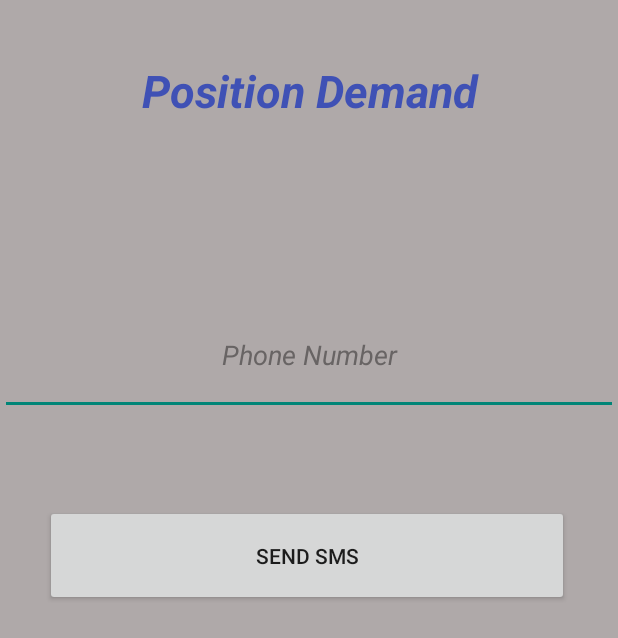
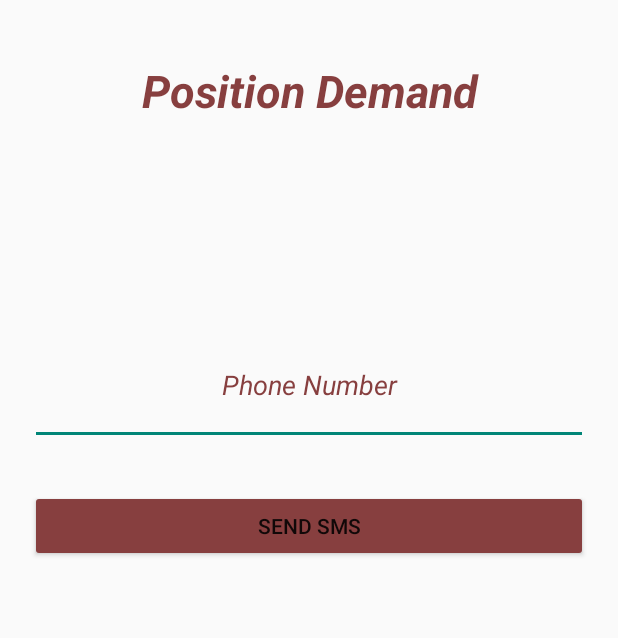
Before and after one commit to Ahlem-Am/FindMe, an Android app: the layout fragment_dashboard.xml on its own in the app's theme, with its tools: preview values and no code run, on a phone screen of 412 x 824 dp. Shown: the top 638 px of the screen. Run offline under Robolectric (Android 15) with nearby library versions, the phone set to English and light mode, and no system bars.

Commit message:
findme update

```diff
--- a/app/build.gradle
+++ b/app/build.gradle
@@ -5,7 +5,7 @@ plugins {
 
 android {
     namespace 'com.example.findme'
-    compileSdk 33
+    compileSdk 34
 
     defaultConfig {
         applicationId "com.example.findme"
--- a/app/src/main/AndroidManifest.xml
+++ b/app/src/main/AndroidManifest.xml
@@ -37,7 +37,7 @@
         -->
         <meta-data
             android:name="com.google.android.geo.API_KEY"
-            android:value="YOUR_API_KEY" />
+            android:value="AIzaSyA3J9FPEiB2youH2fLwq_cQs1YJE4AZ9_U" />
 
         <activity
             android:name=".MapsActivity"
--- a/app/src/main/java/com/example/findme/ui/home/HomeFragment.java
+++ b/app/src/main/java/com/example/findme/ui/home/HomeFragment.java
@@ -18,14 +18,11 @@ public class HomeFragment extends Fragment {
 
     public View onCreateView(@NonNull LayoutInflater inflater,
                              ViewGroup container, Bundle savedInstanceState) {
-        HomeViewModel homeViewModel =
-                new ViewModelProvider(this).get(HomeViewModel.class);
 
         binding = FragmentHomeBinding.inflate(inflater, container, false);
         View root = binding.getRoot();
 
         final TextView textView = binding.textHome;
-        homeViewModel.getText().observe(getViewLifecycleOwner(), textView::setText);
         return root;
     }
 
--- a/app/src/main/java/com/example/findme/ui/notifications/NotificationsFragment.java
+++ b/app/src/main/java/com/example/findme/ui/notifications/NotificationsFragment.java
@@ -18,14 +18,11 @@ public class NotificationsFragment extends Fragment {
 
     public View onCreateView(@NonNull LayoutInflater inflater,
                              ViewGroup container, Bundle savedInstanceState) {
-        NotificationsViewModel notificationsViewModel =
-                new ViewModelProvider(this).get(NotificationsViewModel.class);
 
         binding = FragmentNotificationsBinding.inflate(inflater, container, false);
         View root = binding.getRoot();
 
         final TextView textView = binding.textNotifications;
-        notificationsViewModel.getText().observe(getViewLifecycleOwner(), textView::setText);
         return root;
     }
 
--- a/app/src/main/res/layout/fragment_dashboard.xml
+++ b/app/src/main/res/layout/fragment_dashboard.xml
@@ -4,7 +4,7 @@
     xmlns:tools="http://schemas.android.com/tools"
     android:layout_width="match_parent"
     android:layout_height="match_parent"
-    android:background="#AFA9A9"
+
     android:orientation="vertical"
     tools:context=".ui.dashboard.DashboardFragment">
 
@@ -16,9 +16,16 @@
         android:layout_marginBottom="30dp"
         android:text="Position Demand"
         android:textAlignment="center"
-        android:textColor="#3F51B5"
+        android:textColor="#873F3F"
         android:textSize="30dp"
         android:textStyle="bold|italic" />
+
+
+    <LinearLayout
+        android:layout_width="match_parent"
+        android:layout_height="wrap_content"
+        android:layout_margin="20sp"
+        android:orientation="vertical">
 
         <EditText
             android:id="@+id/ed_phone"
@@ -30,19 +37,19 @@
             android:hint="Phone Number"
             android:inputType="text"
             android:textAlignment="center"
-        android:textColor="#D72B2929"
-        android:textColorHint="#686464"
+            android:textColor="#873F3F"
+            android:textColorHint="#873F3F"
             android:textStyle="italic" />
 
         <Button
             android:id="@+id/btn_sms"
-        android:layout_width="349dp"
-        android:layout_height="67dp"
-        android:layout_margin="30dp"
-        android:layout_marginLeft="20dp"
-        android:layout_marginTop="30dp"
-        android:layout_marginRight="20dp"
-        android:layout_marginBottom="30dp"
+            android:layout_width="match_parent"
+            android:layout_height="wrap_content"
+            android:backgroundTint="#873F3F"
             android:text="Send SMS"
-        android:textColorHighlight="#2196F3" />
+            android:textColorHighlight="#B82772"
+            android:textColorLink="#B82772"
+            app:icon="@color/purple_200"
+            app:strokeColor="@color/purple_200" />
     </LinearLayout>
+</LinearLayout>
```
Also changed, not shown: app/src/main/java/com/example/findme/LocationService.java (+19 -9 lines), app/src/main/java/com/example/findme/MapsActivity.java (+17 -8 lines), app/src/main/java/com/example/findme/MySmsReceiver.java (+45 -26 lines), app/src/main/res/drawable-pre/bk.jpg (added). Lines whose indentation alone changed are shown as unchanged.
